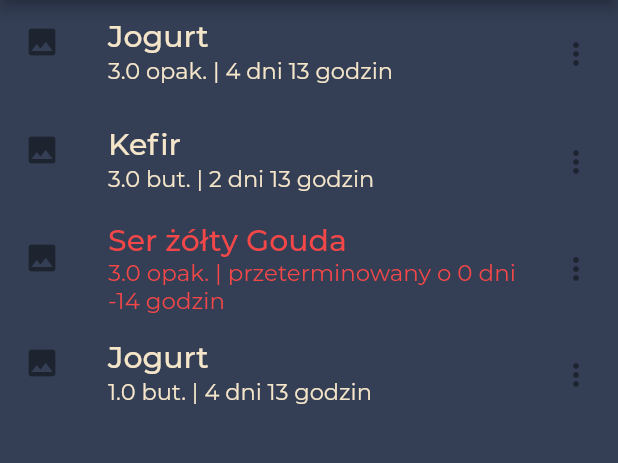
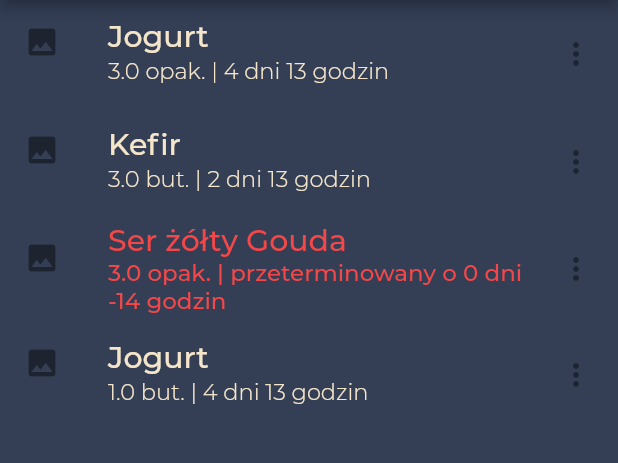
Before and after one commit to dawid-niedzwiecki/flutter_test, a Flutter app: the StoragePage screen opened by its route, on a phone screen of 412 x 824 dp, the part 84-547 px from its top. Run offline on Flutter 3.47's test engine with Material 2 defaults, Android fonts, the phone set to English and light mode, and no system bars; project files that could hold a hidden picture were left out.

Commit message:
storage list

```diff
--- a/lib/modules/products.dart
+++ b/lib/modules/products.dart
@@ -24,7 +24,8 @@ class Product {
         " godzin";
     return Utils.generateText(message,
         color: (days >= 2 ? Utils.textColor : Utils.secondaryColor),
-        fontSize: (days >= 2 ? 15 : 15.3));
+        fontSize: (days >= 2 ? 15 : 15.3),
+        fontWeight: (days >= 2 ? FontWeight.w300 : FontWeight.w500));
   }
 
   ListTile generateListTile() {
```
